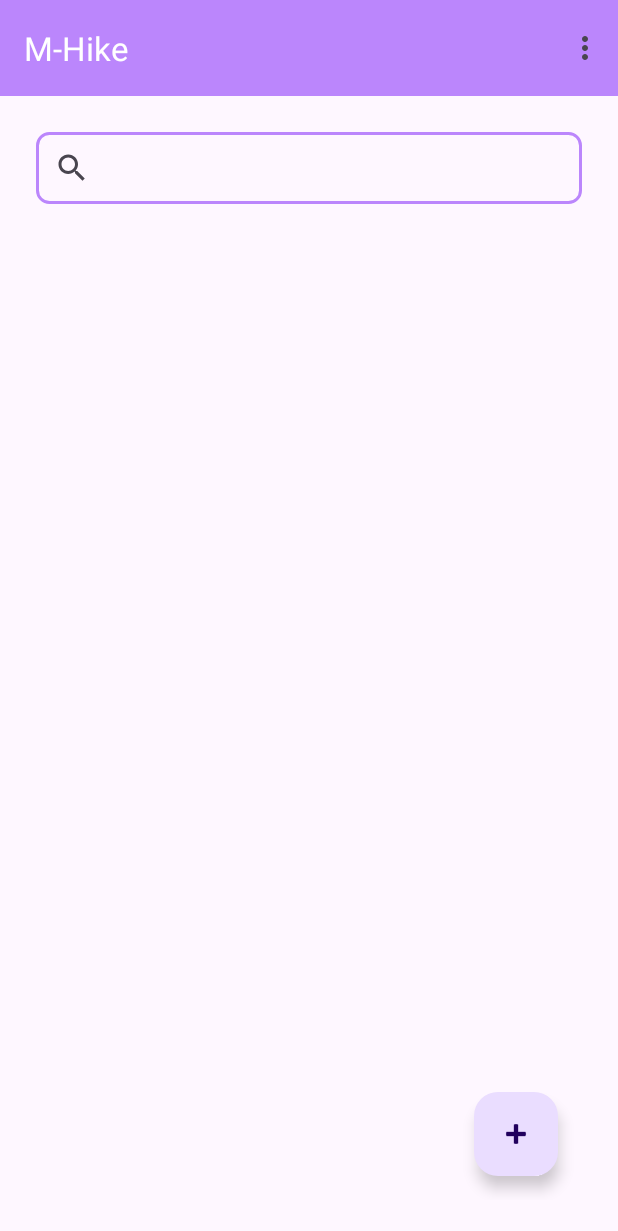
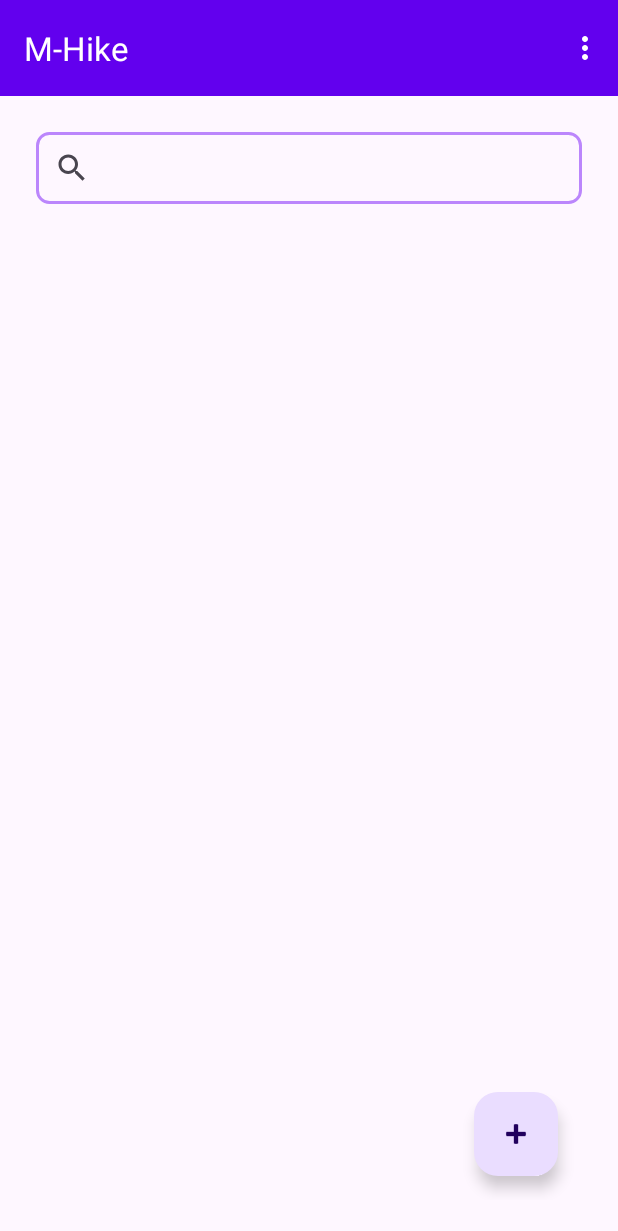
Before and after one commit to AvoDieKatz/Hike-Management-Android, an Android app: the screen it shows after launch (MainActivity), on a phone screen of 412 x 824 dp. Shown: the top 1231 px of the screen. Run offline under Robolectric (Android 15) with nearby library versions, the phone set to English and light mode, and no system bars; our stand-ins replace navigation-ui.

Commit message:
Fix bug in search and change some theming

```diff
--- a/app/src/main/java/com/example/mhikeandroidapp/MainActivity.java
+++ b/app/src/main/java/com/example/mhikeandroidapp/MainActivity.java
@@ -1,5 +1,7 @@
 package com.example.mhikeandroidapp;
 
+import android.graphics.Color;
+import android.graphics.ColorFilter;
 import android.os.Bundle;
 
 import androidx.appcompat.app.AppCompatActivity;
--- a/app/src/main/java/com/example/mhikeandroidapp/adapter/HikeAdapter.java
+++ b/app/src/main/java/com/example/mhikeandroidapp/adapter/HikeAdapter.java
@@ -107,9 +107,4 @@ public class HikeAdapter extends RecyclerView.Adapter<HikeAdapter.HikeViewHolder
     public int getItemCount() {
         return hikeList.size();
     }
-
-    public void setFilteredList(List<Hike> filteredList) {
-        this.hikeList = filteredList;
-        notifyDataSetChanged();
-    }
 }
--- a/app/src/main/java/com/example/mhikeandroidapp/db/repository/hike/HikeRepositoryImpl.java
+++ b/app/src/main/java/com/example/mhikeandroidapp/db/repository/hike/HikeRepositoryImpl.java
@@ -62,7 +62,7 @@ public class HikeRepositoryImpl  implements HikeRepository {
                 null,
                 null,
                 null,
-                null
+                Hike.COL_ID + " DESC"
         );
 
         if (cursor.moveToFirst()){
--- a/app/src/main/res/layout/activity_main.xml
+++ b/app/src/main/res/layout/activity_main.xml
@@ -17,7 +17,9 @@
             android:layout_width="match_parent"
             android:layout_height="?attr/actionBarSize"
             android:background="?attr/colorPrimary"
-            app:titleTextColor="@color/white"/>
+            app:titleTextColor="?attr/colorOnPrimary"
+            android:theme="@style/Toolbar"
+            />
 
     </com.google.android.material.appbar.AppBarLayout>
 
--- a/app/src/main/res/values/themes.xml
+++ b/app/src/main/res/values/themes.xml
@@ -2,10 +2,13 @@
     <!-- Base application theme. -->
     <style name="Base.Theme.MHikeAndroidApp" parent="Theme.Material3.DayNight.NoActionBar">
         <!-- Customize your light theme here. -->
-        <item name="colorPrimary">@color/purple_200</item>
-<!--        <item name="android:textColorPrimary">@color/white</item>-->
+        <item name="colorPrimary">@color/purple_500</item>
+        <item name="colorOnPrimary">@color/white</item>
+        <item name="android:textColorPrimary">@color/white</item>
     </style>
 
-    <style name="Theme.MHikeAndroidApp" parent="Base.Theme.MHikeAndroidApp" />
+    <style name="Toolbar" parent="ThemeOverlay.MaterialComponents.Toolbar.Primary">
+        <item name="colorOnPrimary">@color/white</item>
+    </style>
 
 </resources>
```
Also changed, not shown: app/src/main/java/com/example/mhikeandroidapp/fragment/HikeListFragment.java (+15 -13 lines), 1 other file.
